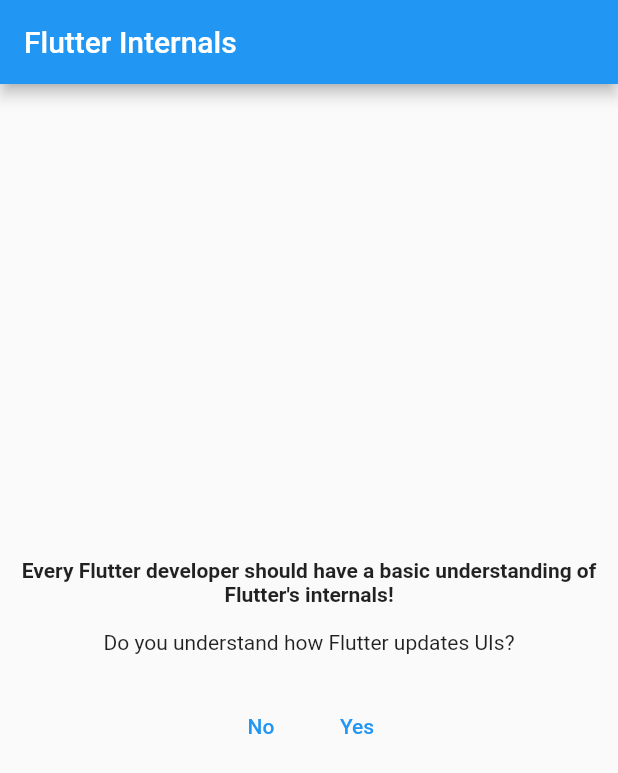
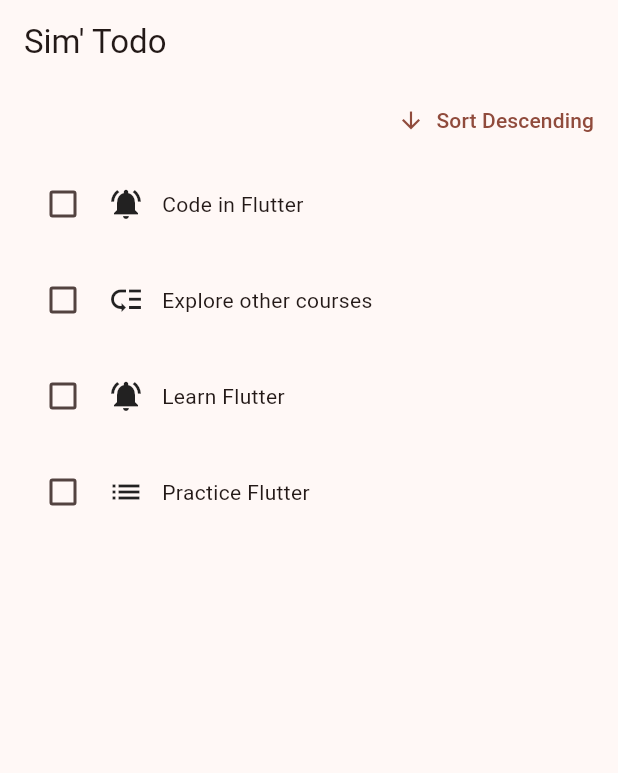
Before and after one commit to nadiahylary/todo_app, a Flutter app: the screen it shows after launch, on a phone screen of 412 x 824 dp. Shown: the top 773 px of the screen. Run offline on Flutter 3.47's test engine with Material 2 defaults, Android fonts, the phone set to English and light mode, and no system bars.

Commit message:
keeping track of elements in the element tree with keys

```diff
--- /dev/null
+++ b/lib/keys_demo/checkable_todo_item.dart
@@ -0,0 +1,50 @@
+import 'package:flutter/material.dart';
+import 'package:todo_app/keys_demo/todo_item.dart';
+
+class CheckableTodoItem extends StatefulWidget {
+  const CheckableTodoItem(this.text, this.priority, {Key? key}) : super(key: key);
+
+  final String text;
+  final Priority priority;
+
+  @override
+  State<CheckableTodoItem> createState() => _CheckableTodoItemState();
+}
+
+class _CheckableTodoItemState extends State<CheckableTodoItem> {
+
+  var _done = false;
+
+  void _setDone(bool? isChecked) {
+    setState(() {
+      _done = isChecked ?? false;
+    });
+  }
+
+  @override
+  Widget build(BuildContext context) {
+    var icon = Icons.low_priority;
+
+    if (widget.priority == Priority.urgent) {
+      icon = Icons.notifications_active;
+    }
+
+    if (widget.priority == Priority.normal) {
+      icon = Icons.list;
+    }
+
+    return Padding(
+      padding: const EdgeInsets.all(8),
+      child: Row(
+        crossAxisAlignment: CrossAxisAlignment.center,
+        children: [
+          Checkbox(value: _done, onChanged: _setDone),
+          const SizedBox(width: 6),
+          Icon(icon),
+          const SizedBox(width: 12),
+          Text(widget.text),
+        ],
+      ),
+    );
+  }
+}
--- /dev/null
+++ b/lib/keys_demo/keys.dart
@@ -0,0 +1,106 @@
+import 'package:flutter/material.dart';
+import 'package:todo_app/keys_demo/checkable_todo_item.dart';
+import 'package:todo_app/keys_demo/todo_item.dart';
+
+class Todo {
+  const Todo(this.text, this.priority);
+
+  final String text;
+  final Priority priority;
+}
+
+class Keys extends StatefulWidget {
+  const Keys({Key? key}) : super(key: key);
+
+  @override
+  State<Keys> createState() => _KeysState();
+}
+
+class _KeysState extends State<Keys> {
+
+  var _order = 'asc';
+
+  final _todos = [
+    const Todo(
+      'Code in Flutter',
+      Priority.urgent,
+    ),
+    const Todo(
+      'Practice Flutter',
+      Priority.normal,
+    ),
+    const Todo(
+      'Explore other courses',
+      Priority.low,
+    ),
+    const Todo(
+      'Learn Flutter',
+      Priority.urgent,
+    ),
+  ];
+
+  List<Todo> get _orderedTodos {
+    final sortedTodos = List.of(_todos);
+    sortedTodos.sort((a, b) {
+      final bComesAfterA = a.text.compareTo(b.text);
+      return _order == 'asc' ? bComesAfterA : -bComesAfterA;
+    });
+    return sortedTodos;
+  }
+
+  void _changeOrder() {
+    setState(() {
+      _order = _order == 'asc' ? 'desc' : 'asc';
+    });
+  }
+
+  @override
+  Widget build(BuildContext context) {
+    return Column(
+      children: [
+        Align(
+          alignment: Alignment.centerRight,
+          child: TextButton.icon(
+            onPressed: _changeOrder,
+            icon: Icon(
+              _order == 'asc' ? Icons.arrow_downward : Icons.arrow_upward,
+            ),
+            label: Text('Sort ${_order == 'asc' ? 'Descending' : 'Ascending'}'),
+          ),
+        ),
+        Expanded(
+          child: Column(
+            children: [
+              // for (final todo in _orderedTodos) TodoItem(todo.text, todo.priority),
+              for (final todo in _orderedTodos)
+                /*CheckableTodoItem(
+                  todo.text,
+                  todo.priority,
+                  key: ObjectKey(todo),
+                  //key: ValueKey(todo.text),
+                ),*/
+                Row(
+                  key: ObjectKey(todo.text), //without this the state of the row is not kept track of
+                  children: [
+                    const SizedBox(
+                      width: 10,
+                    ),
+                    CheckableTodoItem(
+                      todo.text,
+                      todo.priority,
+                      key: ValueKey(todo.text),
+                    ),
+                   /* TodoItem(
+                      todo.text,
+                      todo.priority,
+                      key: ValueKey(todo.text),
+                    ),*/
+                  ],
+                ),
+            ],
+          ),
+        ),
+      ],
+    );
+  }
+}
--- /dev/null
+++ b/lib/keys_demo/todo_item.dart
@@ -0,0 +1,34 @@
+import 'package:flutter/material.dart';
+
+enum Priority { urgent, normal, low }
+
+class TodoItem extends StatelessWidget {
+  const TodoItem(this.text, this.priority,{ Key? key }) : super(key: key);
+
+  final String text;
+  final Priority priority;
+
+  @override
+  Widget build(BuildContext context) {
+    var icon = Icons.low_priority;
+
+    if (priority == Priority.urgent) {
+      icon = Icons.notifications_active;
+    }
+
+    if (priority == Priority.normal) {
+      icon = Icons.list;
+    }
+
+    return Padding(
+      padding: const EdgeInsets.all(8),
+      child: Row(
+        children: [
+          Icon(icon),
+          const SizedBox(width: 12),
+          Text(text),
+        ],
+      ),
+    );
+  }
+}
--- a/lib/main.dart
+++ b/lib/main.dart
@@ -1,4 +1,5 @@
 import 'package:flutter/material.dart';
+import 'package:todo_app/keys_demo/keys.dart';
 import 'package:todo_app/ui_updates_demo.dart';
 
 void main() {
@@ -12,11 +13,15 @@ class MyApp extends StatelessWidget {
   Widget build(BuildContext context) {
     return MaterialApp(
       debugShowCheckedModeBanner: false,
+      theme: ThemeData(
+        useMaterial3: true,
+        colorScheme: ColorScheme.fromSeed(seedColor: const Color.fromARGB(255, 200, 050, 020))
+      ),
       home: Scaffold(
         appBar: AppBar(
-          title: const Text('Flutter Internals'),
+          title: const Text('Sim\' Todo'),
         ),
-        body: const UIUpdatesDemo(),
+        body: const Keys(),
       ),
     );
   }
--- a/lib/ui_updates_demo.dart
+++ b/lib/ui_updates_demo.dart
@@ -1,25 +1,12 @@
 import 'package:flutter/material.dart';
 import 'package:todo_app/demo_buttons.dart';
 
-class UIUpdatesDemo extends StatefulWidget {
+class UIUpdatesDemo extends StatelessWidget {
   const UIUpdatesDemo({Key? key}) : super(key: key);
 
   @override
-  StatefulElement createElement() {
-    print('UIUpdatesDemo: CREATEELEMENT called');
-    return super.createElement();
-  }
-
-  @override
-  State<UIUpdatesDemo> createState() => _UIUpdatesDemoState();
-}
-
-class _UIUpdatesDemoState extends State<UIUpdatesDemo> {
-
-
-  @override
   Widget build(BuildContext context) {
-
+    print('UIUpdatesDemo BUILD called');
     return const Padding(
       padding: EdgeInsets.all(8.0),
       child: Center(
```
